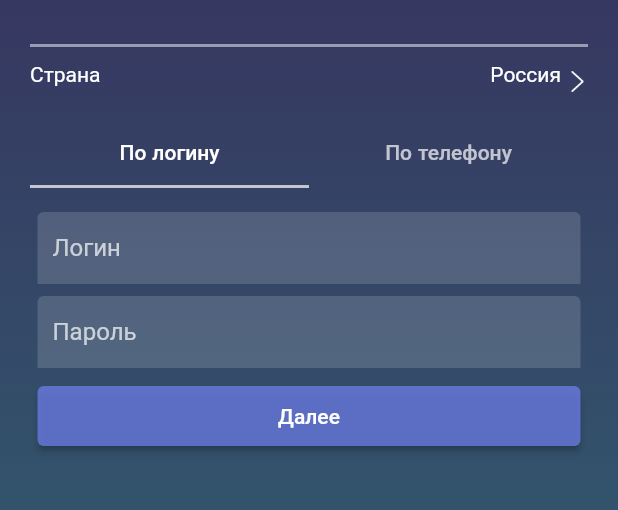
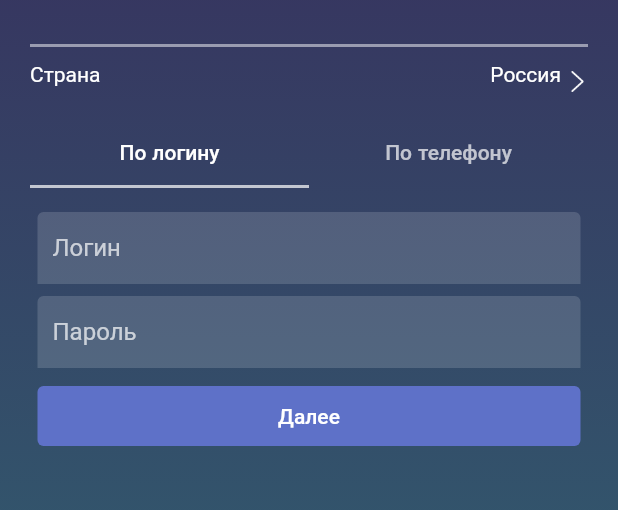
Before and after one commit to SergeiGD/IOT-flutter, a Flutter app: the screen it shows after launch, on a phone screen of 412 x 824 dp, the part 370-880 px from its top. Run offline on Flutter 3.47's test engine with Material 2 defaults, Android fonts, the phone set to English and light mode, and no system bars.

Commit message:
implemented ThemeData and create GradientContainer

```diff
--- a/iot/lib/General/components/nav_top.dart
+++ b/iot/lib/General/components/nav_top.dart
@@ -1,5 +1,4 @@
 import 'package:flutter/material.dart';
-import 'package:iot/constants.dart';
 
 class NavTop extends StatelessWidget implements PreferredSizeWidget {
   const NavTop(
--- a/iot/lib/General/components/top_navigation.dart
+++ b/iot/lib/General/components/top_navigation.dart
@@ -1,5 +1,4 @@
 import 'package:flutter/material.dart';
-import 'package:iot/constants.dart';
 import 'package:iot/General/components/redirect_button.dart';
 
 class NavIcon {
--- /dev/null
+++ b/iot/lib/General/gradient_container.dart
@@ -0,0 +1,23 @@
+import 'package:flutter/material.dart';
+
+class GradientContainer extends StatelessWidget {
+  const GradientContainer({super.key, required this.child});
+
+  final Widget child;
+
+  @override
+  Widget build(BuildContext context) {
+    return Container(
+        decoration: BoxDecoration(
+          gradient: LinearGradient(
+            begin: Alignment.topCenter,
+            end: Alignment.bottomCenter,
+            colors: [
+              Theme.of(context).colorScheme.primary,
+              Theme.of(context).colorScheme.background
+            ],
+          ),
+        ),
+        child: child);
+  }
+}
--- a/iot/lib/LoginScreen/components/body.dart
+++ /dev/null
@@ -1,3 +0,0 @@
-
-
-// todo
--- a/iot/lib/LoginScreen/login_screen.dart
+++ b/iot/lib/LoginScreen/login_screen.dart
@@ -1,21 +1,14 @@
 import 'package:flutter/material.dart';
 import 'package:iot/General/components/main_scuffold.dart';
-import 'package:iot/constants.dart';
+import 'package:iot/General/gradient_container.dart';
 
 class LoginScreen extends StatelessWidget {
   const LoginScreen({super.key});
 
   @override
   Widget build(BuildContext context) {
-    Size size = MediaQuery.of(context).size;
-    return Container(
-      decoration: const BoxDecoration(
-        gradient: LinearGradient(
-          begin: Alignment.topCenter,
-          end: Alignment.bottomCenter,
-          colors: [Color(0xFF392359), Color(0xFF306773)],
-        ),
-      ),
+    return GradientContainer(
+      child: Padding(
         padding: const EdgeInsets.symmetric(horizontal: 20, vertical: 30),
         child: Scaffold(
           backgroundColor: Colors.transparent,
@@ -50,13 +43,15 @@ class LoginScreen extends StatelessWidget {
                           Tab(text: "По телефону")
                         ]),
                         Expanded(
-                        child: TabBarView(children: [LoginForm(), PhoneForm()]),
+                          child:
+                              TabBarView(children: [LoginForm(), PhoneForm()]),
                         ),
                         Text(
                           'Нажимая “Далее”, Вы соглашаетесь с \nусловиями пользовательского соглашения',
                           textAlign: TextAlign.center,
                         )
                       ]),
+                ),
               ),
             ),
           ),
@@ -130,7 +125,7 @@ class _LoginFormState extends State<LoginForm> {
             ElevatedButton(
                 style: ElevatedButton.styleFrom(
                     padding: const EdgeInsets.symmetric(vertical: 12),
-                    backgroundColor: const Color.fromRGBO(102, 119, 217, 0.85)),
+                    backgroundColor: Theme.of(context).colorScheme.secondary),
                 onPressed: () {
                   Navigator.push(
                       context,
--- a/iot/lib/constants.dart
+++ b/iot/lib/constants.dart
@@ -1,6 +1,15 @@
-import 'dart:ui';
+import 'package:flutter/material.dart';
 
-const Color cMainBackgroundColor = Color.fromRGBO(57, 35, 89, 1);
-const Color cSecondaryBackgroundColor = Color.fromRGBO(48, 103, 115, 1);
-const Color cSecondaryTextColor = Color.fromRGBO(255, 255, 255, 0.5);
-const Color cGreenColor = Color.fromRGBO(35, 140, 130, 1);
+// const Color cMainBackgroundColor = Color.fromRGBO(57, 35, 89, 1);
+// const Color cSecondaryBackgroundColor = Color.fromRGBO(48, 103, 115, 1);
+// const Color cSecondaryTextColor = Color.fromRGBO(255, 255, 255, 0.5);
+// const Color cGreenColor = Color.fromRGBO(35, 140, 130, 1);
+
+const Color cPrimary = Color(0xFF392359);
+const Color cAccentColor = Colors
+    .white; // используется в тексте и иконках нижней навигации, тексте кнопок, заголовках, иконках
+const Color cSecondary = Color(0xD86677D9);
+const Color cGradientColor =
+    Color(0xFF306773); // второй цвет градиента, первый это cPrimary
+const Color cSecondAccentColor = Color.fromRGBO(
+    255, 255, 255, 0.5); // используется в тексте на странице списка устройств
--- a/iot/lib/main.dart
+++ b/iot/lib/main.dart
@@ -1,6 +1,7 @@
 import 'package:flutter/material.dart';
 // import 'package:iot/ListDevicesScreen/list_devices_screen.dart';
 import 'package:iot/LoginScreen/login_screen.dart';
+import 'package:iot/constants.dart';
 
 void main() {
   runApp(const MyApp());
@@ -8,16 +9,35 @@ void main() {
 
 class MyApp extends StatelessWidget {
   const MyApp({super.key});
-
   @override
   Widget build(BuildContext context) {
-    return MaterialApp(
-      title: "Smart Home",
-      theme: ThemeData(
+    ColorScheme defaultColorScheme() {
+      return const ColorScheme(
+          brightness: Brightness.dark,
+          primary: cPrimary, // фон кнопок
+          onPrimary: cAccentColor, // текст кнопок
+          secondary: cSecondary, //
+          onSecondary: cSecondAccentColor,
+          error: Colors.red,
+          onError: Colors.red,
+          background: cGradientColor, // временно используется для градиента
+          onBackground: cPrimary,
+          surface: cPrimary,
+          onSurface: cAccentColor // кнопка назад на навигации
+          );
+    }
+
+    ThemeData defaultTheme = ThemeData(
+        // может быть перейдем потом на material 3
+        // useMaterial3: true,
         fontFamily: "Michroma",
+        colorScheme: defaultColorScheme(),
+        // colorScheme: ColorScheme.fromSeed(seedColor: const Color(0xFF392359), brightness: Brightness.dark),
         elevatedButtonTheme: ElevatedButtonThemeData(
             style: ElevatedButton.styleFrom(
-            backgroundColor: const Color.fromRGBO(102, 119, 217, 0.85),
+          elevation: 0,
+          padding: const EdgeInsets.symmetric(horizontal: 15, vertical: 13),
+          //backgroundColor: const Color.fromRGBO(57, 35, 89, 1),
         )),
         inputDecorationTheme: const InputDecorationTheme(
           enabledBorder: UnderlineInputBorder(
@@ -26,10 +46,11 @@ class MyApp extends StatelessWidget {
               borderSide: BorderSide(color: Colors.white70)),
         ),
         textSelectionTheme:
-              const TextSelectionThemeData(cursorColor: Colors.white70),
-          textTheme: const TextTheme(
-              bodyMedium: TextStyle(color: Colors.white),
-              titleMedium: TextStyle(color: Colors.white70))),
+            const TextSelectionThemeData(cursorColor: Colors.white70));
+
+    return MaterialApp(
+      title: "Smart Home",
+      theme: defaultTheme,
       home: const LoginScreen(),
       debugShowCheckedModeBanner: false,
     );
```
Also changed, not shown: iot/lib/AddDevicesScreen/add_devices_screen.dart (+3 -20 lines), iot/lib/AddDevicesScreen/components/body.dart (+6 -6 lines), iot/lib/General/components/bottom_navigation.dart (deleted, +0 -70 lines), iot/lib/General/components/main_scuffold.dart (+6 -11 lines), iot/lib/ListDevicesScreen/components/body.dart (+3 -4 lines), iot/lib/ProfileScreen/profile_screen.dart (+13 -19 lines). Lines whose indentation alone changed are shown as unchanged.
